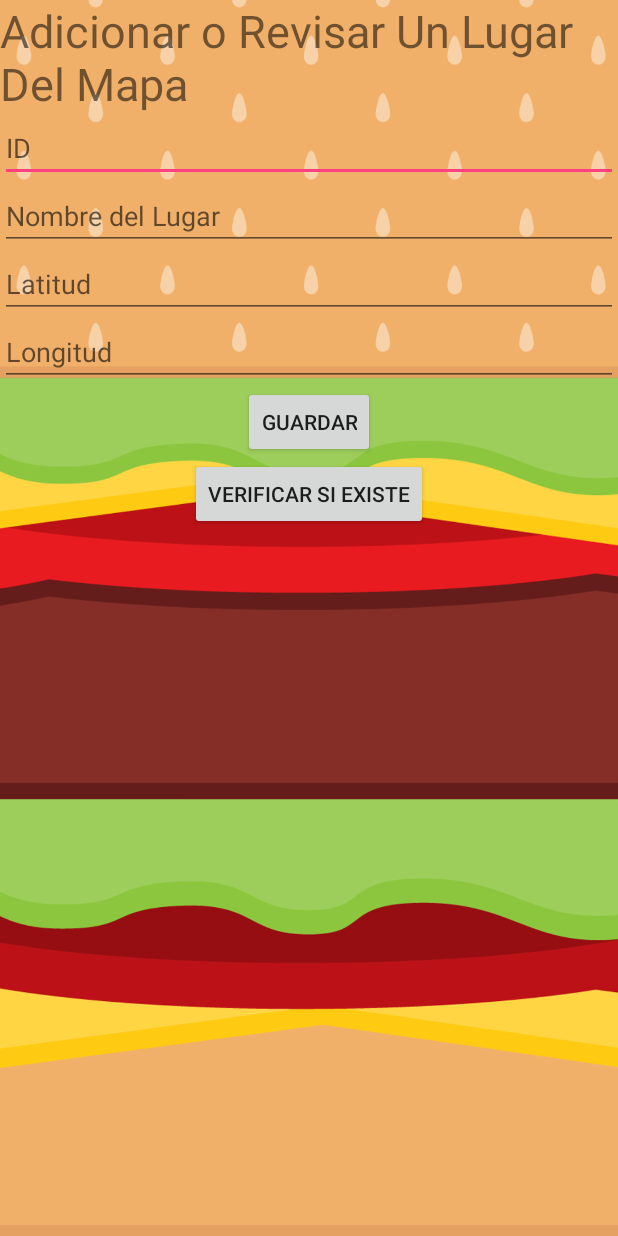
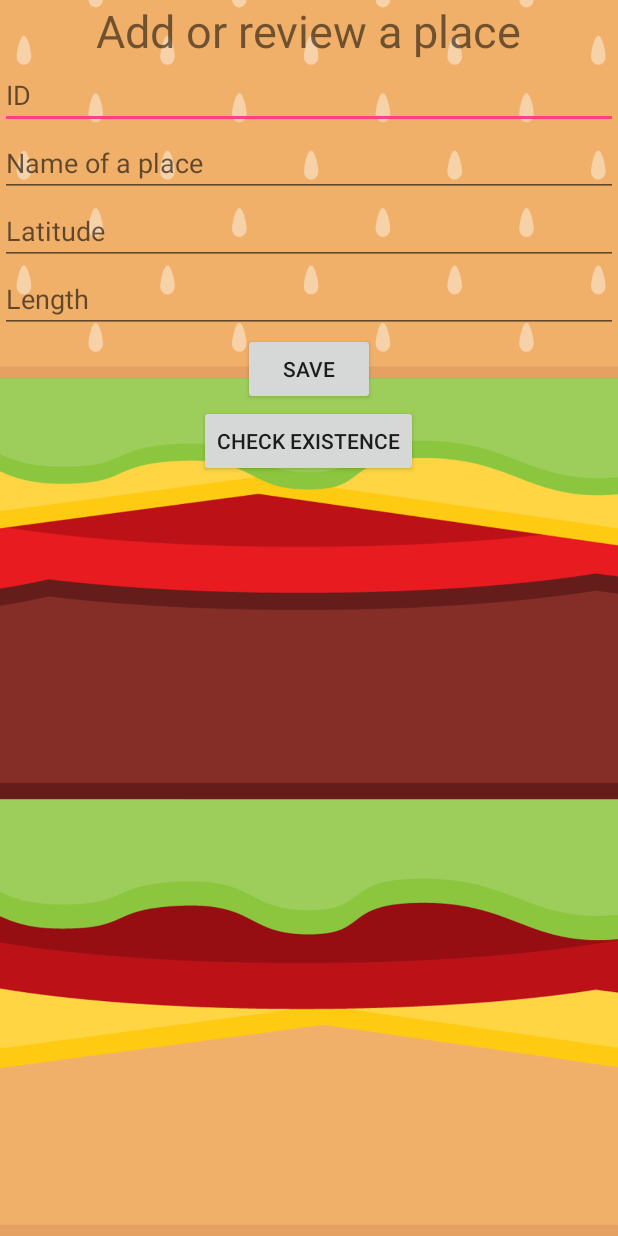
Before and after one commit to sebastianver123/FASTFOOD2, an Android app: the AgregarPuntos screen opened directly, with no data from a screen before it, on a phone screen of 412 x 824 dp. Run offline under Robolectric (Android 15) with nearby library versions, the phone set to English and light mode, and no system bars.

Commit message:
Actualización de palabras

```diff
--- a/app/src/main/java/co/edu/udistrtital/sebastianvergara/fastfood/MainActivity.java
+++ b/app/src/main/java/co/edu/udistrtital/sebastianvergara/fastfood/MainActivity.java
@@ -68,13 +68,9 @@ public class MainActivity extends AppCompatActivity {
                      String correo = c.getString(0);
                      String contraseña = c.getString(1);
 
-                     if(correo.equals(edCorreo.getText().toString())){
-                         if(contraseña.equals(edContraseña.getText().toString())){
+                     if(correo.equals(edCorreo.getText().toString()) && contraseña.equals(edContraseña.getText().toString())){
                              Intent intent = new Intent(MainActivity.this, PantallaPrincipal.class);
                              startActivity(intent);
-                         }else{
-                             Toast.makeText(getApplicationContext(), "Ingrese Contraseña", Toast.LENGTH_LONG).show();
-                         }
                      }else {
                          Toast.makeText(getApplicationContext(), "Cuenta o Contraseña incorrecta", Toast.LENGTH_LONG).show();
                      }
--- a/app/src/main/java/co/edu/udistrtital/sebastianvergara/fastfood/PantallaPrincipal.java
+++ b/app/src/main/java/co/edu/udistrtital/sebastianvergara/fastfood/PantallaPrincipal.java
@@ -116,11 +116,6 @@ public class PantallaPrincipal extends AppCompatActivity implements OnMapReadyCa
     public void onMapReady(GoogleMap googleMap) {
         miMapa = googleMap;
         miMapa.setMapType(GoogleMap.MAP_TYPE_TERRAIN);
-
-        LatLng posLugar = new LatLng(lat,lng);
-        Marker marker = miMapa.addMarker(new MarkerOptions().position(posLugar).title(nombreDelLugar).draggable(true));
-        miMapa.moveCamera(CameraUpdateFactory.newLatLngZoom(posLugar,1));
-
     }
 
 
--- a/app/src/main/res/values/strings.xml
+++ b/app/src/main/res/values/strings.xml
@@ -4,16 +4,16 @@
     <string name="mail">Email</string>
     <string name="btnsingin">SING IN</string>
     <string name="btnsingup">SING UP</string>
-    <string name="title_activity_maps">Mapa</string>
-    <string name="subTitle">INICIO DE SESIÓN</string>
-    <string name="buscar">BUSCAR SEGUN ID</string>
-    <string name="clear">Limpiar Mapa</string>
-    <string name="addLugar">Nombre del Lugar</string>
-    <string name="lat">Latitud</string>
-    <string name="lng">Longitud</string>
-    <string name="save">Guardar</string>
-    <string name="verificarExistencia">Verificar si Existe</string>
-    <string name="TituloAddPuntos">Adicionar o Revisar Un Lugar Del Mapa</string>
+    <string name="title_activity_maps">Map</string>
+    <string name="subTitle">Login</string>
+    <string name="buscar">Search by ID</string>
+    <string name="clear">Clean map</string>
+    <string name="addLugar">Name of a place</string>
+    <string name="lat">Latitude</string>
+    <string name="lng">Length</string>
+    <string name="save">Save</string>
+    <string name="verificarExistencia">Check existence</string>
+    <string name="TituloAddPuntos">Add or review a place</string>
     <string name="idLugar">ID</string>
-    <string name="codigo">Codigo</string>
+    <string name="codigo">Code</string>
 </resources>
```
